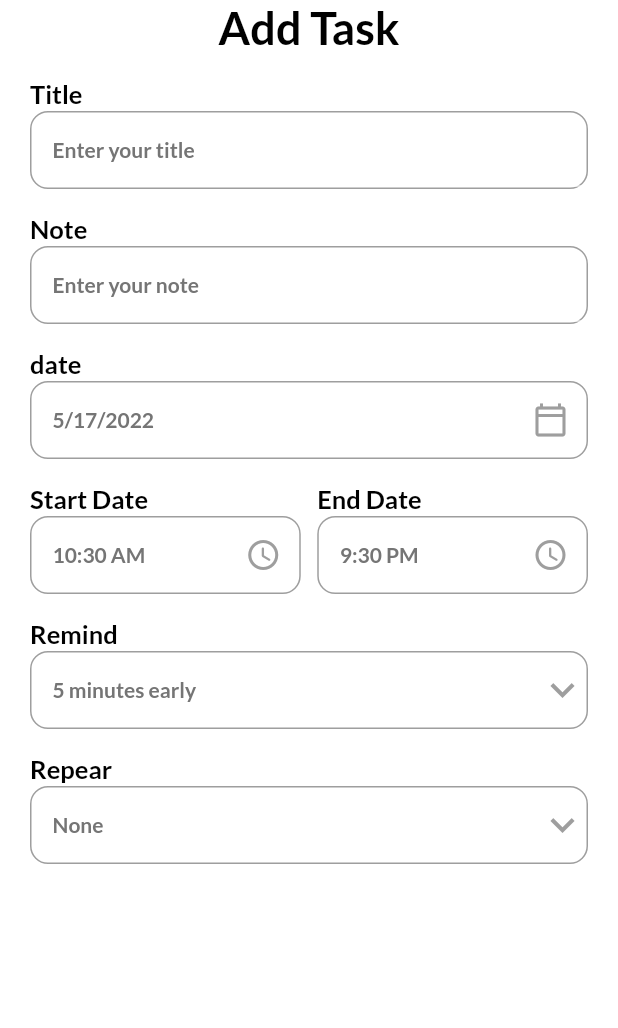
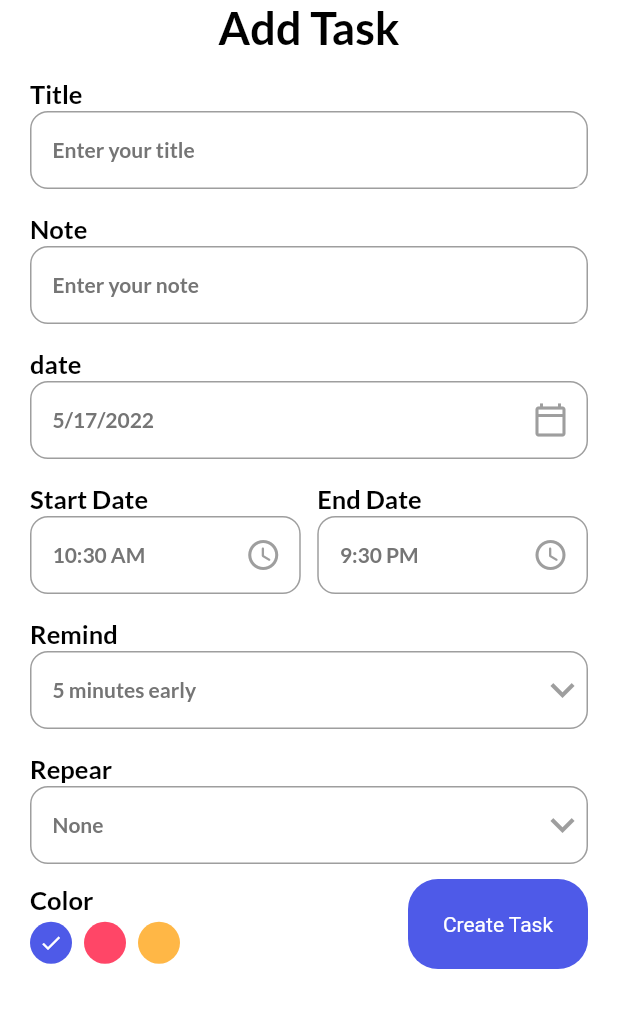
Before and after one commit to jamesmaren/Calendar-Notification-App, a Flutter app: the screen it shows after launch, after a tap on "+Add Task", on a phone screen of 412 x 824 dp, the part 84-1112 px from its top. Run offline on Flutter 3.47's test engine with Material 2 defaults, Android fonts, the phone set to English and light mode, and no system bars; our stand-ins replace date_picker_timeline, flutter_local_notifications, get, get_storage, google_fonts, timezone.

Commit message:
step five

```diff
--- a/lib/ui/add_task_bar.dart
+++ b/lib/ui/add_task_bar.dart
@@ -1,5 +1,6 @@
 import 'package:flutter/material.dart';
 import 'package:flutter_local_calendar_todo_app/ui/theme.dart';
+import 'package:flutter_local_calendar_todo_app/ui/widgets/button.dart';
 import 'package:flutter_local_calendar_todo_app/ui/widgets/input_field.dart';
 import 'package:get/get.dart';
 import 'package:intl/intl.dart';
@@ -12,6 +13,8 @@ class AddTaskPage extends StatefulWidget {
 }
 
 class _AddTaskPageState extends State<AddTaskPage> {
+  final TextEditingController _titleController = TextEditingController();
+  final TextEditingController _noteController = TextEditingController();
   DateTime _selectedDate = DateTime.now();
   String _endTime = "9:30 PM";
   String _startTime = DateFormat("hh:mm a").format(DateTime.now()).toString();
@@ -19,10 +22,11 @@ class _AddTaskPageState extends State<AddTaskPage> {
   List<int> remindList = [5, 10, 15, 20];
   String _selectedRepeat = "None";
   List<String> repeatList = ["None", "Daily", "Weekly", "Monthly"];
+  int _selectedColor = 0;
   @override
   Widget build(BuildContext context) {
     return Scaffold(
-      backgroundColor: Colors.white,
+      backgroundColor: context.theme.backgroundColor,
       appBar: _appBar(context),
       body: Container(
         padding: const EdgeInsets.only(left: 20, right: 20),
@@ -33,8 +37,16 @@ class _AddTaskPageState extends State<AddTaskPage> {
                 "Add Task",
                 style: HeadingStyle,
               ),
-              MyInputFied(hint: "Enter your title", title: "Title"),
-              MyInputFied(hint: "Enter your note", title: "Note"),
+              MyInputFied(
+                hint: "Enter your title",
+                title: "Title",
+                controller: _titleController,
+              ),
+              MyInputFied(
+                hint: "Enter your note",
+                title: "Note",
+                controller: _noteController,
+              ),
               MyInputFied(
                 hint: DateFormat.yMd().format(_selectedDate),
                 title: "date",
@@ -114,7 +126,7 @@ class _AddTaskPageState extends State<AddTaskPage> {
                   hint: "$_selectedRepeat",
                   title: "Repear",
                   widget: DropdownButton(
-                    icon: Icon(
+                    icon: const Icon(
                       Icons.keyboard_arrow_down,
                       color: Colors.grey,
                     ),
@@ -139,11 +151,79 @@ class _AddTaskPageState extends State<AddTaskPage> {
                         ),
                       );
                     }).toList(),
-                  ))
+                  )),
+              SizedBox(
+                height: 10,
+              ),
+              Row(
+                mainAxisAlignment: MainAxisAlignment.spaceBetween,
+                crossAxisAlignment: CrossAxisAlignment.center,
+                children: [
+                  _colorPallete(),
+                  MyButton(label: "Create Task", onTap: () => _validDate())
+                ],
+              )
             ],
           ),
         ),
       ),
+    );
+  }
+
+  _validDate() {
+    if (_titleController.text.isNotEmpty && _noteController.text.isNotEmpty) {
+      //add to database
+
+      Get.back();
+    } else if (_titleController.text.isEmpty || _noteController.text.isEmpty) {
+      Get.snackbar("Required", "All fields are required !",
+          snackPosition: SnackPosition.BOTTOM,
+          backgroundColor: Colors.white,
+          colorText: pinkClr,
+          icon: Icon(Icons.warning_amber_rounded));
+    }
+  }
+
+  _colorPallete() {
+    return Column(
+      crossAxisAlignment: CrossAxisAlignment.start,
+      children: [
+        Text(
+          "Color",
+          style: titleStyle,
+        ),
+        SizedBox(
+          height: 5.0,
+        ),
+        Wrap(
+            children: List<Widget>.generate(3, (int index) {
+          return GestureDetector(
+            onTap: () {
+              setState(() {
+                _selectedColor = index;
+              });
+            },
+            child: Padding(
+              padding: const EdgeInsets.only(right: 8.0),
+              child: CircleAvatar(
+                radius: 14,
+                backgroundColor: index == 0
+                    ? primaryClr
+                    : index == 1
+                        ? pinkClr
+                        : yellowClr,
+                child: _selectedColor == index
+                    ? Icon(
+                        Icons.done,
+                        color: Colors.white,
+                        size: 16,
+                      )
+                    : Container(),
+              ),
+            ),
+          );
+        }))
+      ],
     );
   }
 
--- a/lib/ui/home_page.dart
+++ b/lib/ui/home_page.dart
@@ -33,6 +33,7 @@ class _homePageState extends State<homePage> {
   Widget build(BuildContext context) {
     return Scaffold(
       appBar: _appBar(),
+      backgroundColor: context.theme.backgroundColor,
       body: Column(children: [
         _addTaskBar(),
         _addDateBar(),
--- a/pubspec.yaml
+++ b/pubspec.yaml
@@ -41,6 +41,7 @@ dependencies:
   intl: ^0.17.0
   google_fonts: ^2.3.2
   date_picker_timeline: ^1.2.3
+  sqflite: ^2.0.2+1
 
 dev_dependencies:
   flutter_test:
```
Also changed, not shown: lib/models/task.dart (added), pubspec.lock, 1 other file.
